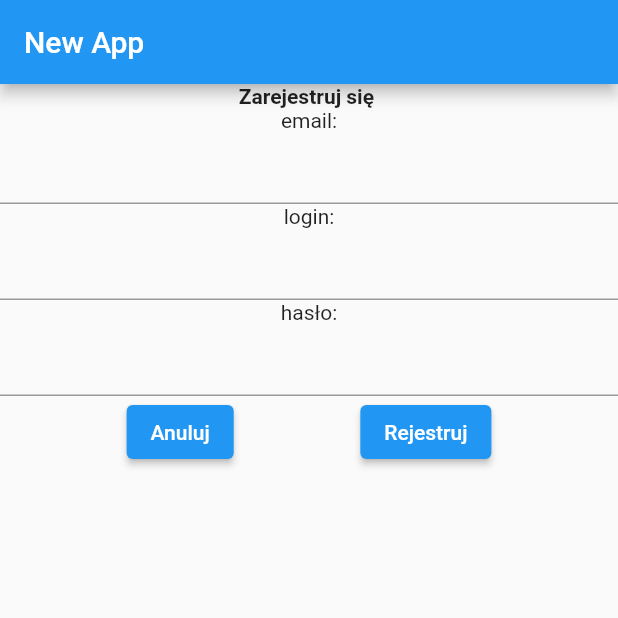
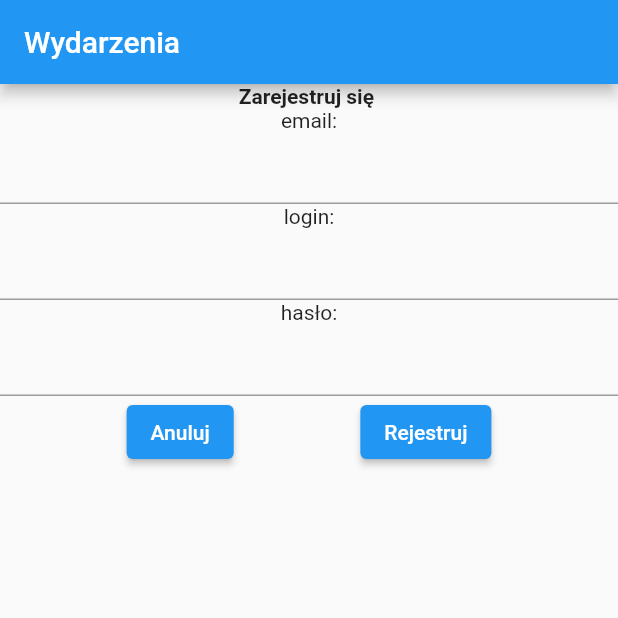
Before and after one commit to ignactr/project_08, a Flutter app: the screen it shows after launch, after a tap on "Rejestruj", on a phone screen of 412 x 824 dp, the top half of it. Run offline on Flutter 3.47's test engine with Material 2 defaults, Android fonts, the phone set to English and light mode, and no system bars; missing offline and left inert: dart:ffi.

Commit message:
poprawne wpisanie danych rejestracji wyświetla na stronę główną

```diff
--- a/lib/main.dart
+++ b/lib/main.dart
@@ -1,4 +1,3 @@
-import 'package:crypto/crypto.dart';
 import 'package:flutter/material.dart';
 import 'registerform.dart';
 import 'mainpage.dart';
@@ -14,16 +13,18 @@ class App extends StatefulWidget {
 
 class _AppState extends State<App> {
   int _pageNumber = 0;
-  void enterPage(int pageNumber){
-    setState((){
+  void enterPage(int pageNumber) {
+    setState(() {
       _pageNumber = pageNumber;
     });
   }
-  void handleRegister(String mail, String login, String password){
+
+  void handleRegister(String mail, String login, String password) {
     print(mail);
     print(login);
     print(password);
   }
+
   bool isLoggedIn = false;
 
   @override
@@ -31,9 +32,11 @@ class _AppState extends State<App> {
     return MaterialApp(
       home: Scaffold(
         appBar: AppBar(
-          title: Text('New App'),
+          title: Text('Wydarzenia'),
         ),
-        body: _pageNumber == 0 ? MainPage(enterPage) : RegisterForm(enterPage,handleRegister) ,
+        body: _pageNumber == 0
+            ? MainPage(enterPage)
+            : RegisterForm(enterPage, handleRegister),
       ),
     );
   }
--- a/lib/registerform.dart
+++ b/lib/registerform.dart
@@ -126,6 +126,7 @@ class RegisterFormState extends State<RegisterForm> {
                   ScaffoldMessenger.of(context).showSnackBar(
                     const SnackBar(content: Text('Processing Data')),
                   );
+                  enterPage(0);
                 }
               },
               child: Text('Rejestruj'),
```
